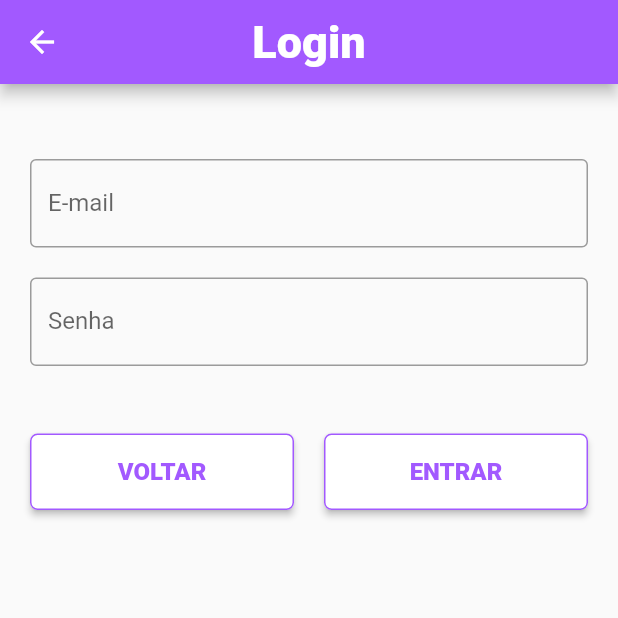
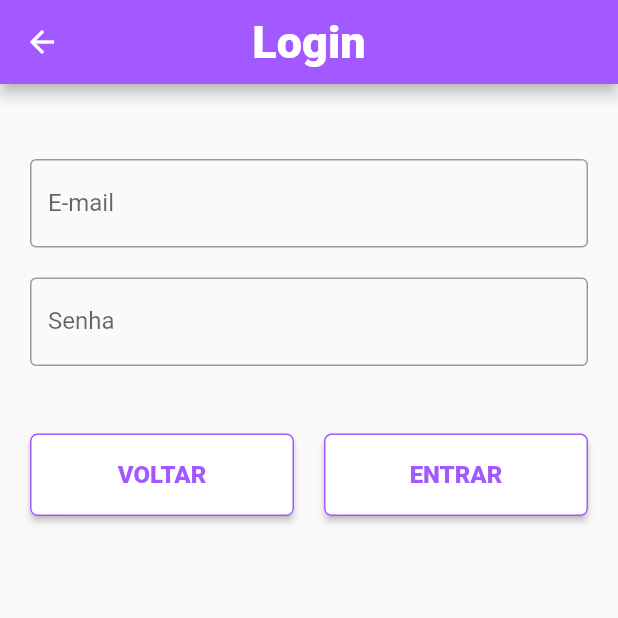
Before and after one commit to vitorgaboardi/MeuCarroMinhaVida, a Flutter app: the screen it shows after launch, after a tap on "ENTRAR", on a phone screen of 412 x 824 dp, the top half of it. Run offline on Flutter 3.47's test engine with Material 2 defaults, Android fonts, the phone set to English and light mode, and no system bars; our stand-ins replace camera, image_picker; network calls fail.

Commit message:
Tela de Login completa

```diff
--- a/lib/pages/login.dart
+++ b/lib/pages/login.dart
@@ -1,6 +1,7 @@
 import 'package:flutter/cupertino.dart';
 import 'package:flutter/material.dart';
 import 'package:http/http.dart' as http;
+import 'dart:convert';
 
 import 'home.dart';
 import 'main.dart';
@@ -11,6 +12,8 @@ class Login extends StatefulWidget {
 }
 
 class LoginState extends State<Login> {
+  String erroDaApi = '';
+  final formGlobalKey = GlobalKey<FormState>();
   TextEditingController emailController = TextEditingController();
   TextEditingController senhaController = TextEditingController();
 
@@ -20,14 +23,47 @@ class LoginState extends State<Login> {
   }
 
   void entrar() async {
-    //var url = Uri.parse('https://wadsonpontes.com/cadastro');
-    //var response = await http.post(url,
-    //  body: {'email': emailController.text, 'senha': senhaController.text});
+    setState(() {
+      erroDaApi = '';
+    });
 
-    //print(response.body);
+    if (formGlobalKey.currentState!.validate()) {
+      var email = emailController.text;
+      var senha = senhaController.text;
+
+      try {
+        var url = Uri.parse('http://wadsonpontes.com/login');
+        var res = await http.post(url, body: {'email': email, 'senha': senha});
+
+        if (res.statusCode == 200) {
+          var r = jsonDecode(res.body) as Map;
+
+          if (r['status'] == 'success') {
+            ScaffoldMessenger.of(context).showSnackBar(
+              const SnackBar(content: Text('Sucesso!')),
+            );
 
             Navigator.push(context,
                 MaterialPageRoute(builder: (BuildContext context) => MainPage()));
+          }
+          else {
+            setState(() {
+              erroDaApi = r['error'];
+            });
+          }
+        }
+        else {
+          setState(() {
+            erroDaApi = 'Erro de comunicação com o servidor';
+          });
+        }
+      }
+      catch (e) {
+        setState(() {
+          erroDaApi = 'Ocorreu um erro inesperado';
+        });
+      }
+    }
   }
 
   void voltar() {
@@ -48,15 +84,20 @@ class LoginState extends State<Login> {
           centerTitle: true,
         ),
         body: SingleChildScrollView(
+          child: Form(
+            key: formGlobalKey,
             child: Column(
               children: [
                 Container(
                   padding: EdgeInsets.fromLTRB(20, 50, 20, 10),
                   child: TextField(
                     controller: emailController,
+                    keyboardType: TextInputType.emailAddress,
+                    maxLength: 255,
                     decoration: InputDecoration(
                       border: OutlineInputBorder(),
                       labelText: 'E-mail',
+                      counterText: '',
                     ),
                   ),
                 ),
@@ -65,66 +106,88 @@ class LoginState extends State<Login> {
                   child: TextField(
                     obscureText: true,
                     controller: senhaController,
+                    keyboardType: TextInputType.visiblePassword,
                     decoration: InputDecoration(
                       border: OutlineInputBorder(),
                       labelText: 'Senha',
                     ),
                   ),
                 ),
-            Row(children: [
+                Row(
+                  children: [
                     Expanded(
                         child: SizedBox(
-                      height: 86,
+                            height: 100,
                             child: Container(
-                          padding: EdgeInsets.fromLTRB(20, 35, 10, 0),
+                                padding: EdgeInsets.fromLTRB(20, 35, 10, 10),
                                 child: ElevatedButton(
                                     onPressed: voltar,
                                     style: ButtonStyle(
-                                  backgroundColor: MaterialStateProperty.all(
-                                      Colors.white), // background
-                                  foregroundColor: MaterialStateProperty.all(
-                                      Colors.white), // foreground
+                                        backgroundColor: MaterialStateProperty.all(Colors.white), // background
+                                        foregroundColor: MaterialStateProperty.all(Colors.white), // foreground
                                         shape: MaterialStateProperty.all(
                                             RoundedRectangleBorder(
-                                          borderRadius:
-                                              BorderRadius.circular(5.0),
+                                                borderRadius: BorderRadius.circular(5.0),
                                                 side: BorderSide(
-                                              color: Color.fromARGB(
-                                                  255, 162, 89, 255))))),
+                                                    color: Color.fromARGB(255, 162, 89, 255)
+                                                )
+                                            )
+                                        )
+                                    ),
                                     child: Text('VOLTAR',
                                         style: TextStyle(
                                           color: Color.fromARGB(255, 162, 89, 255),
                                           fontSize: 16,
                                           fontWeight: FontWeight.w900,
-                                  )))))),
+                                        )
+                                    )
+                                )
+                            )
+                        )
+                    ),
                     Expanded(
                         child: SizedBox(
-                      height: 86,
+                            height: 100,
                             child: Container(
-                          padding: EdgeInsets.fromLTRB(10, 35, 20, 0),
+                                padding: EdgeInsets.fromLTRB(10, 35, 20, 10),
                                 child: ElevatedButton(
                                   onPressed: entrar,
                                   style: ButtonStyle(
-                                backgroundColor: MaterialStateProperty.all(
-                                    Colors.white), // background
-                                foregroundColor: MaterialStateProperty.all(
-                                    Colors.white), // foreground
+                                      backgroundColor: MaterialStateProperty.all(Colors.white), // background
+                                      foregroundColor: MaterialStateProperty.all(Colors.white), // foreground
                                       shape: MaterialStateProperty.all(
                                           RoundedRectangleBorder(
-                                        borderRadius:
-                                            BorderRadius.circular(5.0),
+                                              borderRadius: BorderRadius.circular(5.0),
                                               side: BorderSide(
-                                            color: Color.fromARGB(
-                                                255, 162, 89, 255))))),
+                                                  color: Color.fromARGB(255, 162, 89, 255)
+                                              )
+                                          )
+                                      )
+                                  ),
                                   child: Text('ENTRAR',
                                       style: TextStyle(
                                         color: Color.fromARGB(255, 162, 89, 255),
                                         fontSize: 16,
                                         fontWeight: FontWeight.w900,
-                                )),
-                          ))))
-            ])
+                                      )
+                                  ),
+                                )
+                            )
+                        )
+                    )
+                  ]
+                ),
+                Text(erroDaApi,
+                  style: TextStyle(
+                    color: Colors.red,
+                    fontSize: 12,
+                    fontWeight: FontWeight.w400,
+                  ),
+                )
               ],
-        )));
+            )
+          )
+        )
+    );
   }
 }
```
Also changed, not shown: lib/pages/cadastro.dart (+4 -4 lines). Lines whose indentation alone changed are shown as unchanged.
